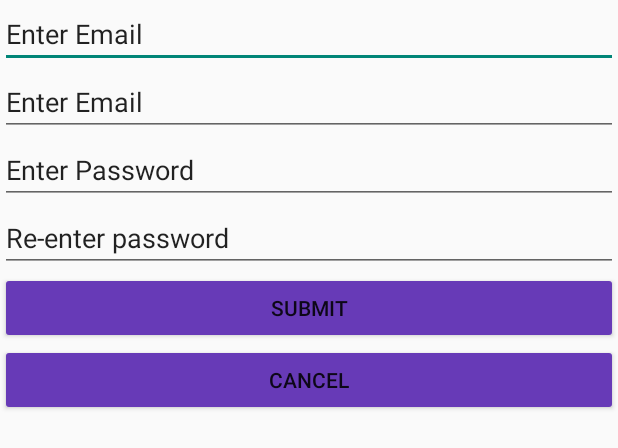
After one commit to Thirukkumaran-S/-MADTutorial04, an Android app built with Jetpack Compose: the layout layout.xml on its own in the app's theme, with its tools: preview values and no code run, on a phone screen of 412 x 824 dp. The commit adds this screen. Shown: the top 448 px of the screen. Run offline under Robolectric (Android 15) with nearby library versions, the phone set to English and light mode, and no system bars.

Commit message:
layout designed

```diff
--- /dev/null
+++ b/app/src/main/res/layout/layout.xml
@@ -0,0 +1,54 @@
+<?xml version="1.0" encoding="utf-8"?>
+<LinearLayout xmlns:android="http://schemas.android.com/apk/res/android"
+    android:layout_width="match_parent"
+    android:layout_height="match_parent"
+    android:orientation="vertical"
+    xmlns:tools="http://schemas.android.com/tools"
+    tools:context=".MainActivity">
+
+    <EditText
+        android:id="@+id/email1"
+        android:layout_width="match_parent"
+        android:layout_height="wrap_content"
+        android:ems="10"
+        android:inputType="text"
+        android:text="@string/text1" />
+
+    <EditText
+        android:id="@+id/email2"
+        android:layout_width="match_parent"
+        android:layout_height="wrap_content"
+        android:ems="10"
+        android:inputType="text"
+        android:text="@string/text1" />
+
+    <EditText
+        android:id="@+id/pwd1"
+        android:layout_width="match_parent"
+        android:layout_height="wrap_content"
+        android:ems="10"
+        android:inputType="text"
+        android:text="@string/pwd" />
+
+    <EditText
+        android:id="@+id/pwd2"
+        android:layout_width="match_parent"
+        android:layout_height="wrap_content"
+        android:ems="10"
+        android:inputType="text"
+        android:text="@string/pwd2" />
+
+    <Button
+        android:id="@+id/btn1"
+        android:layout_width="match_parent"
+        android:layout_height="wrap_content"
+        android:backgroundTint="#673AB7"
+        android:text="@string/btn1" />
+
+    <Button
+        android:id="@+id/btn2"
+        android:layout_width="match_parent"
+        android:layout_height="wrap_content"
+        android:backgroundTint="#673AB7"
+        android:text="@string/btn2" />
+</LinearLayout>
--- a/app/src/main/res/values/strings.xml
+++ b/app/src/main/res/values/strings.xml
@@ -1,3 +1,9 @@
 <resources>
     <string name="app_name">My Application</string>
+    <string name="text1">Enter Email</string>
+    <string name="pwd">Enter Password</string>
+    <string name="pwd2">Re-enter password</string>
+    <string name="btn1">Submit</string>
+    <string name="btn2">Cancel</string>
+
 </resources>
```
